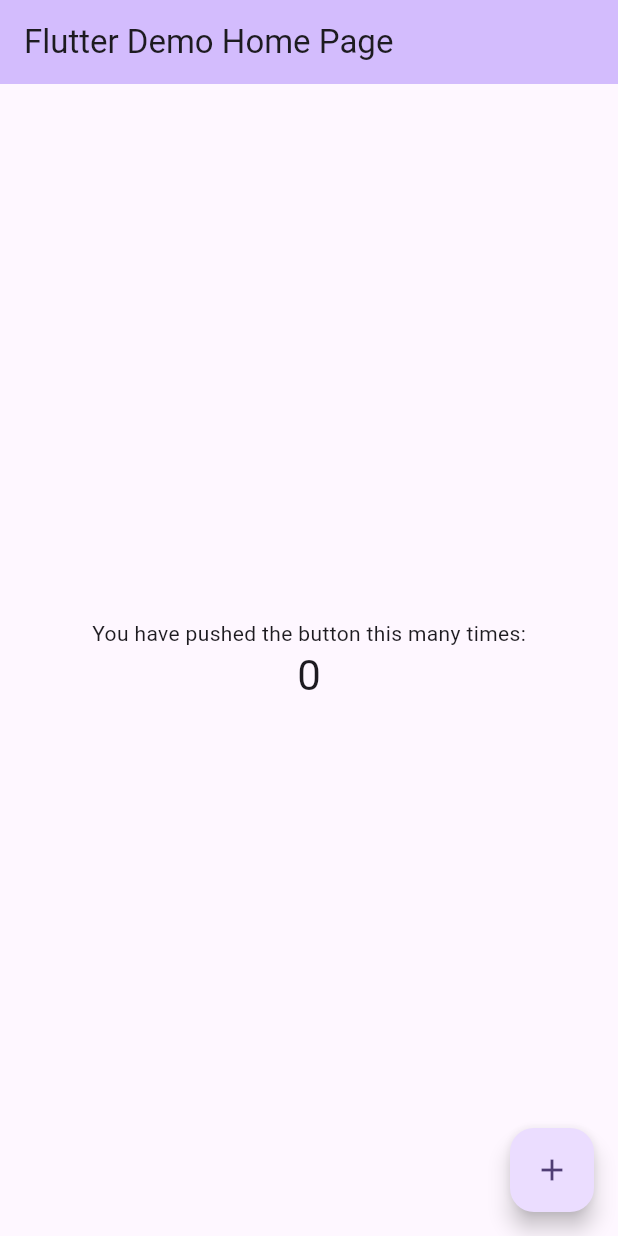
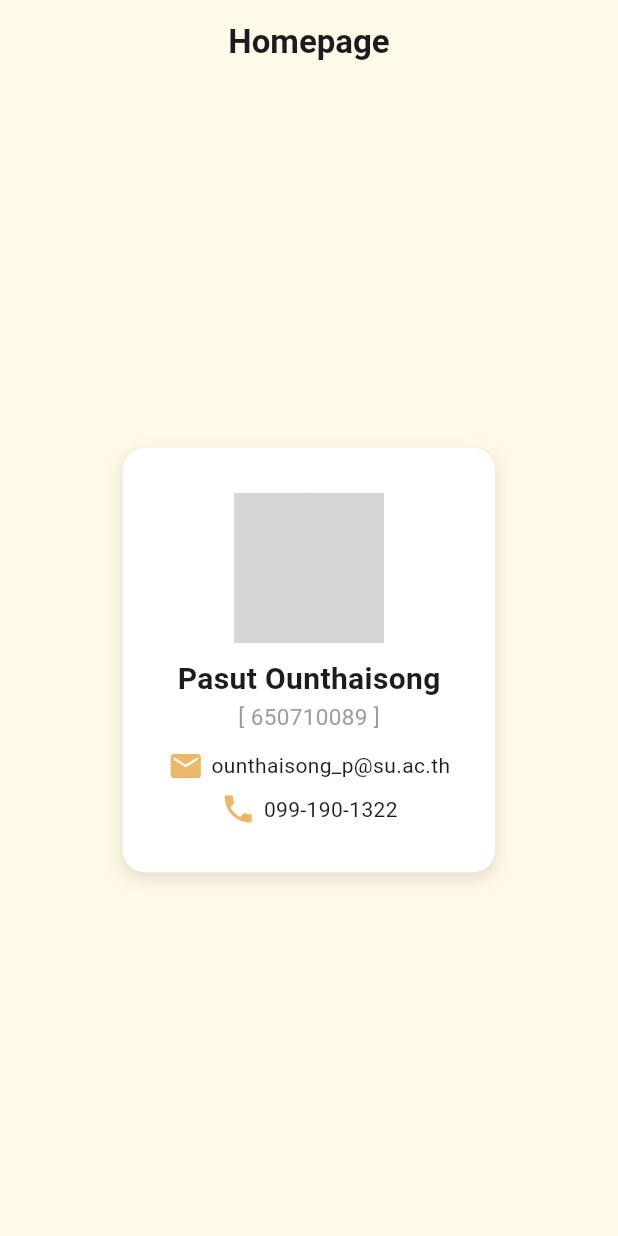
Before and after one commit to O-Pasut/final_exam_650710089, a Flutter app: the screen it shows after launch, on a phone screen of 412 x 824 dp. Run offline on Flutter 3.47's test engine with Material 3 defaults, Android fonts, the phone set to English and light mode, and no system bars; network calls fail; grey boxes are pictures that could not be loaded.

Commit message:
ready_for_exam

```diff
--- /dev/null
+++ b/lib/homepage.dart
@@ -0,0 +1,23 @@
+import 'package:final_exam_650710089/profile_card.dart';
+import 'package:flutter/material.dart';
+
+class Homepage extends StatelessWidget {
+  const Homepage({super.key});
+
+  @override
+  Widget build(BuildContext context) {
+    return Scaffold(
+      appBar: AppBar(
+        backgroundColor: const Color.fromARGB(255, 255, 249, 231),
+        title: Center(
+          child: const Text(
+            "Homepage",
+            style: TextStyle(fontWeight: FontWeight.bold),
+          ),
+        ),
+      ),
+      backgroundColor: const Color.fromARGB(255, 255, 249, 231),
+      body: Center(child: ProfileCard()),
+    );
+  }
+}
--- a/lib/main.dart
+++ b/lib/main.dart
@@ -1,4 +1,5 @@
 import 'package:flutter/material.dart';
+import 'package:final_exam_650710089/homepage.dart';
 
 void main() {
   runApp(const MyApp());
@@ -7,116 +8,8 @@ void main() {
 class MyApp extends StatelessWidget {
   const MyApp({super.key});
 
-  // This widget is the root of your application.
   @override
   Widget build(BuildContext context) {
-    return MaterialApp(
-      title: 'Flutter Demo',
-      theme: ThemeData(
-        // This is the theme of your application.
-        //
-        // TRY THIS: Try running your application with "flutter run". You'll see
-        // the application has a purple toolbar. Then, without quitting the app,
-        // try changing the seedColor in the colorScheme below to Colors.green
-        // and then invoke "hot reload" (save your changes or press the "hot
-        // reload" button in a Flutter-supported IDE, or press "r" if you used
-        // the command line to start the app).
-        //
-        // Notice that the counter didn't reset back to zero; the application
-        // state is not lost during the reload. To reset the state, use hot
-        // restart instead.
-        //
-        // This works for code too, not just values: Most code changes can be
-        // tested with just a hot reload.
-        colorScheme: ColorScheme.fromSeed(seedColor: Colors.deepPurple),
-      ),
-      home: const MyHomePage(title: 'Flutter Demo Home Page'),
-    );
+    return MaterialApp(home: Homepage());
   }
 }
-
-class MyHomePage extends StatefulWidget {
-  const MyHomePage({super.key, required this.title});
-
-  // This widget is the home page of your application. It is stateful, meaning
-  // that it has a State object (defined below) that contains fields that affect
-  // how it looks.
-
-  // This class is the configuration for the state. It holds the values (in this
-  // case the title) provided by the parent (in this case the App widget) and
-  // used by the build method of the State. Fields in a Widget subclass are
-  // always marked "final".
-
-  final String title;
-
-  @override
-  State<MyHomePage> createState() => _MyHomePageState();
-}
-
-class _MyHomePageState extends State<MyHomePage> {
-  int _counter = 0;
-
-  void _incrementCounter() {
-    setState(() {
-      // This call to setState tells the Flutter framework that something has
-      // changed in this State, which causes it to rerun the build method below
-      // so that the display can reflect the updated values. If we changed
-      // _counter without calling setState(), then the build method would not be
-      // called again, and so nothing would appear to happen.
-      _counter++;
-    });
-  }
-
-  @override
-  Widget build(BuildContext context) {
-    // This method is rerun every time setState is called, for instance as done
-    // by the _incrementCounter method above.
-    //
-    // The Flutter framework has been optimized to make rerunning build methods
-    // fast, so that you can just rebuild anything that needs updating rather
-    // than having to individually change instances of widgets.
-    return Scaffold(
-      appBar: AppBar(
-        // TRY THIS: Try changing the color here to a specific color (to
-        // Colors.amber, perhaps?) and trigger a hot reload to see the AppBar
-        // change color while the other colors stay the same.
-        backgroundColor: Theme.of(context).colorScheme.inversePrimary,
-        // Here we take the value from the MyHomePage object that was created by
-        // the App.build method, and use it to set our appbar title.
-        title: Text(widget.title),
-      ),
-      body: Center(
-        // Center is a layout widget. It takes a single child and positions it
-        // in the middle of the parent.
-        child: Column(
-          // Column is also a layout widget. It takes a list of children and
-          // arranges them vertically. By default, it sizes itself to fit its
-          // children horizontally, and tries to be as tall as its parent.
-          //
-          // Column has various properties to control how it sizes itself and
-          // how it positions its children. Here we use mainAxisAlignment to
-          // center the children vertically; the main axis here is the vertical
-          // axis because Columns are vertical (the cross axis would be
-          // horizontal).
-          //
-          // TRY THIS: Invoke "debug painting" (choose the "Toggle Debug Paint"
-          // action in the IDE, or press "p" in the console), to see the
-          // wireframe for each widget.
-          mainAxisAlignment: MainAxisAlignment.center,
-          children: <Widget>[
-            const Text('You have pushed the button this many times:'),
-            Text(
-              '$_counter',
-              style: Theme.of(context).textTheme.headlineMedium,
-            ),
-          ],
-        ),
-      ),
-      floatingActionButton: FloatingActionButton(
-        onPressed: _incrementCounter,
-        tooltip: 'Increment',
-        child: const Icon(Icons.add),
-      ), // This trailing comma makes auto-formatting nicer for build methods.
-    );
-  }
-}
--- /dev/null
+++ b/lib/profile_card.dart
@@ -0,0 +1,68 @@
+import 'package:flutter/material.dart';
+
+class ProfileCard extends StatelessWidget {
+  const ProfileCard({super.key});
+
+  @override
+  Widget build(BuildContext context) {
+    return Container(
+      decoration: BoxDecoration(
+        color: Colors.white,
+        borderRadius: BorderRadius.circular(15),
+        boxShadow: [
+          BoxShadow(
+            color: Colors.black.withOpacity(0.1), // Adjust shadow visibility
+            spreadRadius: 1,
+            blurRadius: 8,
+            offset: Offset(0, 4),
+          ),
+        ],
+      ),
+      padding: EdgeInsets.all(30),
+      child: Column(
+        mainAxisSize: MainAxisSize.min,
+        children: [
+          CircleAvatar(
+            radius: 50,
+            backgroundImage: NetworkImage(
+              "https://i.pinimg.com/736x/c2/b8/4c/c2b84c5efcd83e5f72ff92f6a6c626eb.jpg",
+            ),
+          ),
+          SizedBox(height: 10),
+          Text(
+            "Pasut Ounthaisong",
+            style: TextStyle(fontSize: 20, fontWeight: FontWeight.bold),
+          ),
+          Text(
+            "[ 650710089 ]",
+            style: TextStyle(fontSize: 15, color: Colors.grey),
+          ),
+          SizedBox(height: 10),
+          Row(
+            mainAxisSize: MainAxisSize.min,
+            children: [
+              Icon(
+                Icons.email,
+                color: const Color.fromARGB(255, 236, 183, 102),
+              ),
+              SizedBox(width: 5),
+              Text("ounthaisong_p@su.ac.th"),
+            ],
+          ),
+          SizedBox(height: 5),
+          Row(
+            mainAxisSize: MainAxisSize.min,
+            children: [
+              Icon(
+                Icons.phone,
+                color: const Color.fromARGB(255, 236, 183, 102),
+              ),
+              SizedBox(width: 5),
+              Text("099-190-1322"),
+            ],
+          ),
+        ],
+      ),
+    );
+  }
+}
```
